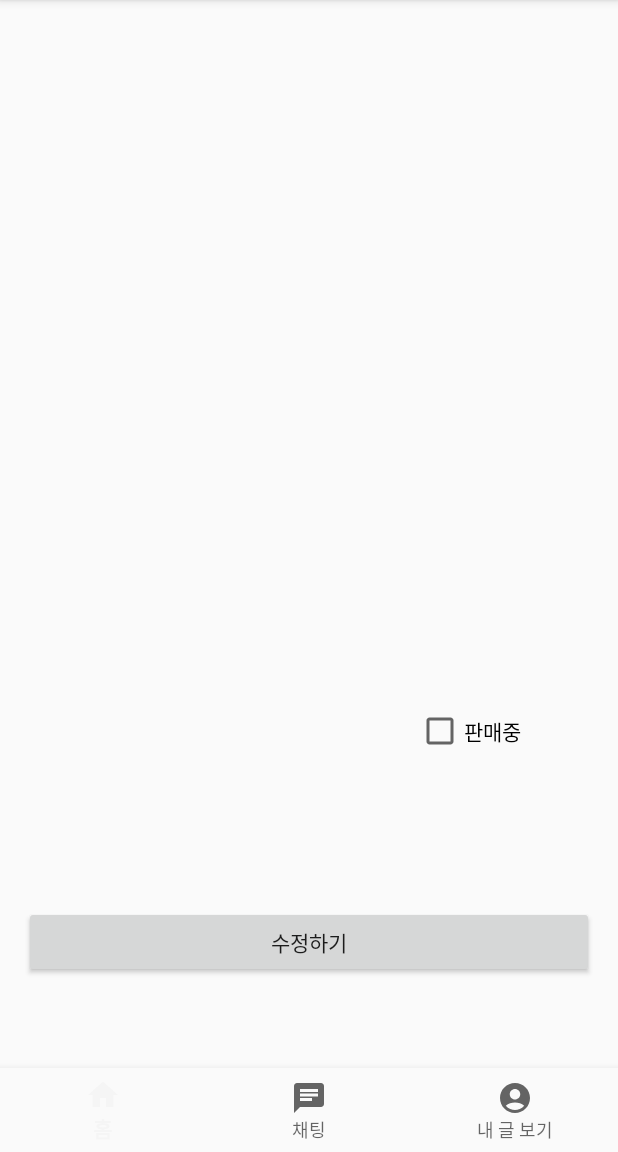
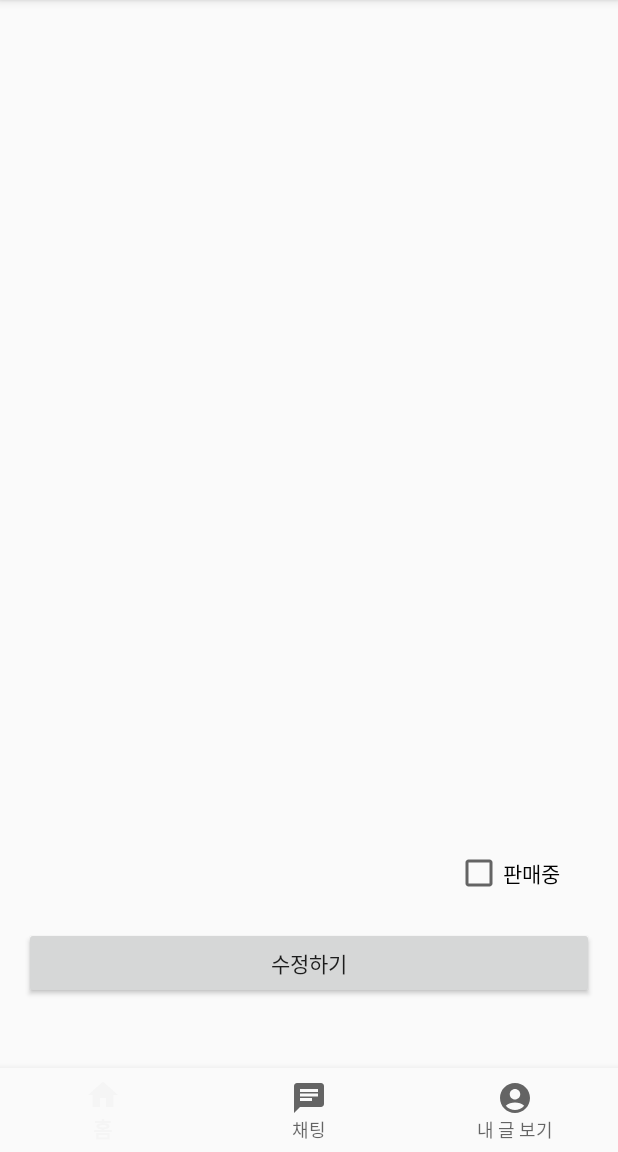
Before and after one commit to Weseunghyun/Market, an Android app: the EditFragment screen opened through its navigation route, on a phone screen of 412 x 824 dp, the part 84-1236 px from its top. Run offline under Robolectric (Android 15) with nearby library versions, the phone set to English and light mode, and no system bars; our stand-ins replace Firebase (no records; nobody signed in at launch, a user with empty details on screens opened directly).

Commit message:
LAST COMMIT

```diff
--- a/app/src/main/java/com/example/market/Chat/ChatViewHolder.kt
+++ b/app/src/main/java/com/example/market/Chat/ChatViewHolder.kt
@@ -9,8 +9,8 @@ import com.bumptech.glide.Glide
 import com.example.market.R
 
 class ChatViewHolder(itemView: View) : RecyclerView.ViewHolder(itemView) {
-    val purchaseTextView: TextView = itemView.findViewById(R.id.purchaseTextView)
-    val messageTextView: TextView = itemView.findViewById(R.id.messageTextView)
+    val purchaseTextView: TextView = itemView.findViewById(R.id.purchaseValueTextView)
+    val messageTextView: TextView = itemView.findViewById(R.id.messageValueTextView)
 
     fun bind(chat: Chat, context: Context, navController: NavController) {
         Glide.with(context).load(chat.purchase)
--- a/app/src/main/java/com/example/market/SignInUp/SellDetailFragment.kt
+++ b/app/src/main/java/com/example/market/SignInUp/SellDetailFragment.kt
@@ -45,8 +45,8 @@ class SellDetailFragment : Fragment() {
                                 Log.d("SellDetailFragment", "ProductDetail: $productDetail")
                                 titleTextView.text = productDetail.title
                                 contentTextView.text = productDetail.content
-                                priceTextView.text = productDetail.price.toString()
-                                sellerTextView.text = productDetail.seller
+                                priceTextView.text = productDetail.price.toString() + "원"
+                                sellerTextView.text = "판매자 : " + productDetail.seller
                                 isAvailableTextView.text = if (productDetail.sell) "판매중" else "판매완료"
 
                                 val sendMessageButton = view.findViewById<Button>(R.id.messageButton)
--- a/app/src/main/res/layout/fragment_edit_post.xml
+++ b/app/src/main/res/layout/fragment_edit_post.xml
@@ -8,126 +8,105 @@
 
     <TextView
         android:id="@+id/titleTextView"
-        android:layout_width="0dp"
-        android:layout_height="50dp"
-        android:layout_marginTop="4dp"
-        android:textSize="20sp"
+        android:layout_width="344dp"
+        android:layout_height="72dp"
+        android:layout_marginStart="16dp"
+        android:layout_marginTop="35dp"
+        android:layout_marginEnd="16dp"
+        android:textSize="38sp"
         app:layout_constraintEnd_toEndOf="parent"
-        app:layout_constraintHorizontal_bias="1.0"
         app:layout_constraintStart_toStartOf="parent"
         app:layout_constraintTop_toTopOf="parent" />
 
     <EditText
         android:id="@+id/titleEditText"
-        android:layout_width="0dp"
-        android:layout_height="50dp"
-        android:layout_marginTop="4dp"
-        android:textSize="20sp"
+        android:layout_width="344dp"
+        android:layout_height="72dp"
+        android:layout_marginStart="16dp"
+        android:layout_marginTop="35dp"
+        android:layout_marginEnd="16dp"
+        android:textSize="38sp"
         android:visibility="gone"
         app:layout_constraintEnd_toEndOf="parent"
-        app:layout_constraintHorizontal_bias="1.0"
         app:layout_constraintStart_toStartOf="parent"
         app:layout_constraintTop_toTopOf="parent" />
 
-
     <TextView
         android:id="@+id/contentTextView"
-        android:layout_width="372dp"
-        android:layout_height="253dp"
-        android:layout_marginStart="24dp"
-        android:layout_marginTop="16dp"
-        android:layout_marginEnd="8dp"
-        android:textSize="16sp"
-        app:layout_constraintEnd_toEndOf="parent"
-        app:layout_constraintHorizontal_bias="0.781"
-        app:layout_constraintStart_toStartOf="parent"
-        app:layout_constraintTop_toBottomOf="@+id/sellerTextView" />
-
-    <EditText
-        android:id="@+id/contentEditText"
-        android:layout_width="372dp"
-        android:layout_height="253dp"
-        android:layout_marginStart="8dp"
-        android:layout_marginTop="16dp"
-        android:layout_marginEnd="8dp"
-        android:textSize="16sp"
-        android:visibility="gone"
-        app:layout_constraintEnd_toEndOf="parent"
-        app:layout_constraintHorizontal_bias="0.781"
-        app:layout_constraintStart_toStartOf="parent"
-        app:layout_constraintTop_toBottomOf="@+id/sellerEditText" />
-    <TextView
-        android:id="@+id/priceTextView"
         android:layout_width="0dp"
-        android:layout_height="40dp"
+        android:layout_height="248dp"
         android:layout_marginTop="16dp"
         android:textSize="16sp"
         app:layout_constraintEnd_toEndOf="parent"
         app:layout_constraintStart_toStartOf="parent"
-        app:layout_constraintTop_toBottomOf="@+id/contentTextView" />
+        app:layout_constraintTop_toBottomOf="@+id/priceTextView" />
+
 
     <EditText
-        android:id="@+id/priceEditText"
+        android:id="@+id/contentEditText"
         android:layout_width="0dp"
-        android:layout_height="40dp"
+        android:layout_height="248dp"
         android:layout_marginTop="16dp"
         android:textSize="16sp"
         android:visibility="gone"
-        android:inputType="number"
         app:layout_constraintEnd_toEndOf="parent"
         app:layout_constraintStart_toStartOf="parent"
-        app:layout_constraintTop_toBottomOf="@+id/contentEditText" />
+        app:layout_constraintTop_toBottomOf="@+id/priceEditText" />
+
+
+
 
     <TextView
-        android:id="@+id/sellerTextView"
-        android:layout_width="100dp"
-        android:layout_height="40dp"
-        android:layout_marginTop="20dp"
+        android:id="@+id/priceTextView"
+        android:layout_width="183dp"
+        android:layout_height="38dp"
+        android:layout_marginStart="24dp"
+        android:layout_marginTop="23dp"
         android:textSize="16sp"
-        app:layout_constraintEnd_toEndOf="parent"
-        app:layout_constraintHorizontal_bias="0.948"
+        android:textStyle="bold"
         app:layout_constraintStart_toStartOf="parent"
         app:layout_constraintTop_toBottomOf="@+id/titleTextView" />
 
     <EditText
-        android:id="@+id/sellerEditText"
-        android:layout_width="100dp"
-        android:layout_height="40dp"
-        android:layout_marginTop="20dp"
+        android:id="@+id/priceEditText"
+        android:layout_width="183dp"
+        android:layout_height="38dp"
+        android:layout_marginStart="24dp"
+        android:layout_marginTop="23dp"
         android:textSize="16sp"
+        android:textStyle="bold"
         android:visibility="gone"
-        app:layout_constraintEnd_toEndOf="parent"
-        app:layout_constraintHorizontal_bias="0.948"
         app:layout_constraintStart_toStartOf="parent"
         app:layout_constraintTop_toBottomOf="@+id/titleEditText" />
 
     <TextView
-        android:id="@+id/isAvailableTextView"
-        android:layout_width="match_parent"
-        android:layout_height="40dp"
-        android:layout_marginTop="16dp"
+        android:id="@+id/sellerTextView"
+        android:layout_width="192dp"
+        android:layout_height="27dp"
+        android:layout_marginBottom="30dp"
         android:textSize="16sp"
+        app:layout_constraintBottom_toTopOf="@+id/isAvailableCheckBox"
         app:layout_constraintEnd_toEndOf="parent"
-        app:layout_constraintHorizontal_bias="0.843"
-        app:layout_constraintStart_toStartOf="parent"
-        app:layout_constraintTop_toBottomOf="@+id/priceTextView" />
+        app:layout_constraintHorizontal_bias="0.073"
+        app:layout_constraintStart_toStartOf="parent" />
+
 
     <CheckBox
         android:id="@+id/isAvailableCheckBox"
         android:layout_width="wrap_content"
         android:layout_height="wrap_content"
-        android:layout_marginTop="16dp"
+        android:layout_marginBottom="20dp"
         android:text="판매중"
+        app:layout_constraintBottom_toTopOf="@+id/editButton"
         app:layout_constraintEnd_toEndOf="parent"
-        app:layout_constraintHorizontal_bias="0.843"
-        app:layout_constraintStart_toStartOf="parent"
-        app:layout_constraintTop_toBottomOf="@+id/priceTextView" />
+        app:layout_constraintHorizontal_bias="0.926"
+        app:layout_constraintStart_toStartOf="parent" />
 
     <Button
         android:id="@+id/editButton"
         android:layout_width="0dp"
         android:layout_height="48dp"
-        android:layout_marginBottom="44dp"
+        android:layout_marginBottom="30dp"
         android:text="수정하기"
         app:layout_constraintBottom_toBottomOf="parent"
         app:layout_constraintEnd_toEndOf="parent"
--- a/app/src/main/res/layout/fragment_signup.xml
+++ b/app/src/main/res/layout/fragment_signup.xml
@@ -50,7 +50,7 @@
         android:id="@+id/signUpButton"
         android:layout_width="wrap_content"
         android:layout_height="wrap_content"
-        android:text="Button"
+        android:text="SignUp"
         app:layout_constraintBottom_toBottomOf="parent"
         app:layout_constraintEnd_toEndOf="parent"
         app:layout_constraintStart_toStartOf="parent"
@@ -74,7 +74,7 @@
         android:layout_height="wrap_content"
         android:layout_marginTop="32dp"
         android:ems="10"
-        android:hint="Birth"
+        android:hint="Birth(ex:20020202)"
         android:inputType="text"
         app:layout_constraintEnd_toEndOf="parent"
         app:layout_constraintStart_toStartOf="parent"
```
Also changed, not shown: app/src/main/java/com/example/market/Profile/EditFragment.kt (+8 -3 lines), app/src/main/res/layout/chat_item.xml (+21 -2 lines), app/src/main/res/layout/fragment_initial.xml (+29 -7 lines), app/src/main/res/layout/fragment_sell_detail.xml (+53 -34 lines).
